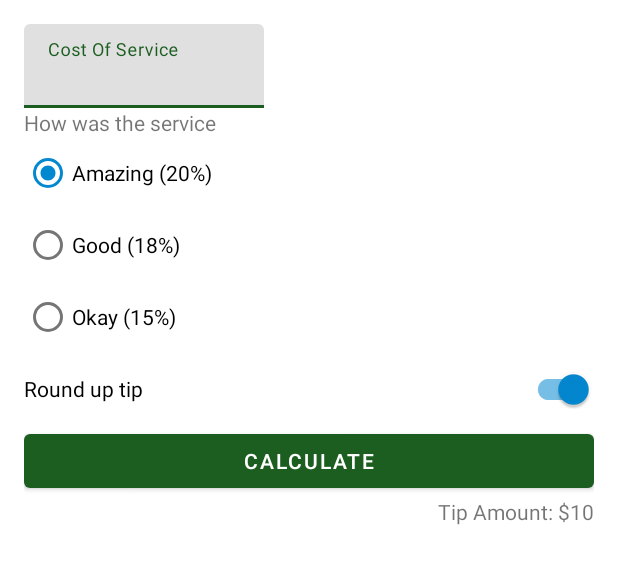
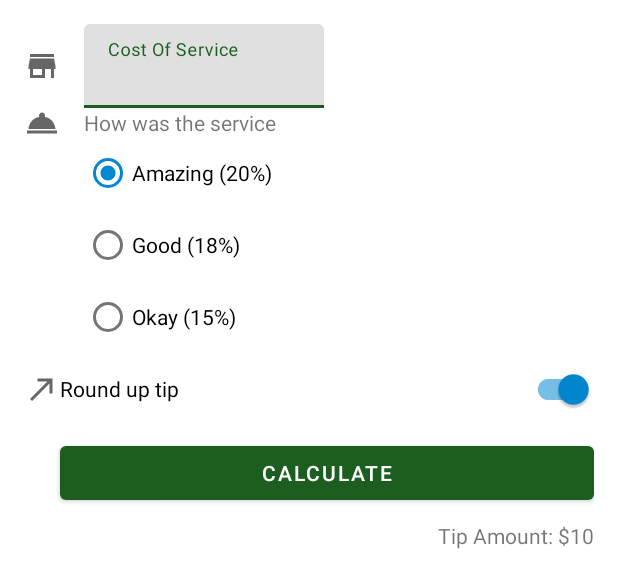
Before and after one commit to codenameobi/TipCalculator, an Android app: the layout activity_main.xml on its own in the app's theme, with its tools: preview values and no code run, on a phone screen of 412 x 824 dp. Shown: the top 588 px of the screen. Run offline under Robolectric (Android 15) with nearby library versions, the phone set to English and light mode, and no system bars.

Commit message:
added icons

```diff
--- a/app/build.gradle
+++ b/app/build.gradle
@@ -13,6 +13,7 @@ android {
         targetSdkVersion 30
         versionCode 1
         versionName "1.0"
+        vectorDrawables.useSupportLibrary = true
 
         testInstrumentationRunner "androidx.test.runner.AndroidJUnitRunner"
     }
--- /dev/null
+++ b/app/src/main/res/drawable/ic_round_up.xml
@@ -0,0 +1,10 @@
+<vector xmlns:android="http://schemas.android.com/apk/res/android"
+    android:width="24dp"
+    android:height="24dp"
+    android:viewportWidth="24"
+    android:viewportHeight="24"
+    android:tint="?attr/colorControlNormal">
+  <path
+      android:fillColor="@android:color/white"
+      android:pathData="M9,5v2h6.59L4,18.59 5.41,20 17,8.41V15h2V5z"/>
+</vector>
--- /dev/null
+++ b/app/src/main/res/drawable/ic_service.xml
@@ -0,0 +1,10 @@
+<vector xmlns:android="http://schemas.android.com/apk/res/android"
+    android:width="24dp"
+    android:height="24dp"
+    android:viewportWidth="24"
+    android:viewportHeight="24"
+    android:tint="?attr/colorControlNormal">
+  <path
+      android:fillColor="@android:color/white"
+      android:pathData="M2,17h20v2L2,19zM13.84,7.79c0.1,-0.24 0.16,-0.51 0.16,-0.79 0,-1.1 -0.9,-2 -2,-2s-2,0.9 -2,2c0,0.28 0.06,0.55 0.16,0.79C6.25,8.6 3.27,11.93 3,16h18c-0.27,-4.07 -3.25,-7.4 -7.16,-8.21z"/>
+</vector>
--- /dev/null
+++ b/app/src/main/res/drawable/ic_store.xml
@@ -0,0 +1,10 @@
+<vector xmlns:android="http://schemas.android.com/apk/res/android"
+    android:width="24dp"
+    android:height="24dp"
+    android:viewportWidth="24"
+    android:viewportHeight="24"
+    android:tint="?attr/colorControlNormal">
+  <path
+      android:fillColor="@android:color/white"
+      android:pathData="M20,4L4,4v2h16L20,4zM21,14v-2l-1,-5L4,7l-1,5v2h1v6h10v-6h4v6h2v-6h1zM12,18L6,18v-4h6v4z"/>
+</vector>
--- a/app/src/main/res/layout/activity_main.xml
+++ b/app/src/main/res/layout/activity_main.xml
@@ -7,30 +7,50 @@
     android:padding="16dp"
     tools:context=".MainActivity">
 
+    <ImageView
+        android:id="@+id/icon_cost_of_service"
+        android:layout_width="wrap_content"
+        android:layout_height="wrap_content"
+        android:importantForAccessibility="no"
+        app:layout_constraintStart_toStartOf="parent"
+        app:layout_constraintBottom_toBottomOf="@+id/cost_of_service"
+        app:layout_constraintTop_toTopOf="@+id/cost_of_service"
+        app:srcCompat="@drawable/ic_store" />
+
     <com.google.android.material.textfield.TextInputLayout
         android:id="@+id/cost_of_service"
         android:layout_width="160dp"
         android:layout_height="wrap_content"
+        android:layout_marginStart="16dp"
         android:hint="@string/cost_of_service"
         android:inputType="numberDecimal"
-        app:layout_constraintStart_toStartOf="parent"
-        app:layout_constraintTop_toTopOf="parent" >
+        app:layout_constraintStart_toEndOf="@+id/icon_cost_of_service"
+        app:layout_constraintTop_toTopOf="parent">
 
         <com.google.android.material.textfield.TextInputEditText
-            android:id = "@+id/cost_of_service_edit_text"
+            android:id="@+id/cost_of_service_edit_text"
             android:layout_width="match_parent"
-            android:layout_height="wrap_content"
-            />
+            android:layout_height="wrap_content" />
     </com.google.android.material.textfield.TextInputLayout>
 
+    <ImageView
+        android:id="@+id/icon_service_question"
+        android:layout_width="wrap_content"
+        android:layout_height="wrap_content"
+        android:importantForAccessibility="no"
+        app:layout_constraintStart_toStartOf="parent"
+        app:layout_constraintTop_toTopOf="@id/service_question"
+        app:layout_constraintBottom_toBottomOf="@+id/service_question"
+        app:srcCompat="@drawable/ic_service"/>
 
     <TextView
         android:id="@+id/service_question"
         android:layout_width="wrap_content"
         android:layout_height="wrap_content"
         android:text="@string/how_was_the_service"
-        app:layout_constraintStart_toStartOf="parent"
-        app:layout_constraintTop_toBottomOf="@id/cost_of_service" />
+        app:layout_constraintStart_toStartOf="@id/cost_of_service"
+        app:layout_constraintTop_toBottomOf="@+id/cost_of_service"
+        app:layout_constraint_marginStart="16dp" />
 
     <RadioGroup
         android:id="@+id/tip_options"
@@ -38,7 +58,7 @@
         android:layout_height="wrap_content"
         android:orientation="vertical"
         android:checkedButton="@id/option_twenty_percent"
-        app:layout_constraintStart_toStartOf="parent"
+        app:layout_constraintStart_toStartOf="@id/service_question"
         app:layout_constraintTop_toBottomOf="@id/service_question">
 
         <RadioButton
@@ -60,6 +80,16 @@
             android:text="@string/okay_service" />
     </RadioGroup>
 
+    <ImageView
+        android:id="@+id/icon_round_up"
+        android:layout_width="wrap_content"
+        android:layout_height="wrap_content"
+        android:importantForAccessibility="no"
+        app:srcCompat="@drawable/ic_round_up"
+        app:layout_constraintTop_toTopOf="@id/round_up_switch"
+        app:layout_constraintBottom_toBottomOf="@id/round_up_switch"
+        app:layout_constraintStart_toStartOf="parent"/>
+
     <com.google.android.material.switchmaterial.SwitchMaterial
         android:id="@+id/round_up_switch"
         android:layout_width="0dp"
@@ -67,16 +97,17 @@
         android:checked="true"
         android:text="@string/round_up_tip"
         app:layout_constraintEnd_toEndOf="parent"
-        app:layout_constraintStart_toStartOf="parent"
-        app:layout_constraintTop_toBottomOf="@+id/tip_options" />
+        app:layout_constraintTop_toBottomOf="@id/tip_options"
+        app:layout_constraintStart_toEndOf="@id/icon_round_up"/>
 
     <Button
         android:id="@+id/calculate_button"
         android:layout_width="0dp"
         android:layout_height="wrap_content"
         android:text="@string/calculate"
+        android:layout_marginTop="8dp"
         app:layout_constraintEnd_toEndOf="parent"
-        app:layout_constraintStart_toStartOf="parent"
+        app:layout_constraintStart_toStartOf="@id/round_up_switch"
         app:layout_constraintTop_toBottomOf="@id/round_up_switch" />
 
     <TextView
@@ -84,6 +115,7 @@
         android:layout_width="wrap_content"
         android:layout_height="wrap_content"
         tools:text="Tip Amount: $10"
+        android:layout_marginTop="8dp"
         app:layout_constraintEnd_toEndOf="parent"
         app:layout_constraintTop_toBottomOf="@+id/calculate_button" />
 </androidx.constraintlayout.widget.ConstraintLayout>
```
